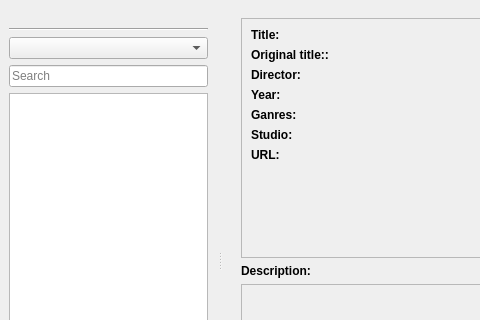
LibertaSoft/DatabaseAnime, file mainwindow.ui: the form before one commit; both pictures show x 0 to 480 and y 0 to 320 of the 875 by 519 pixel window.
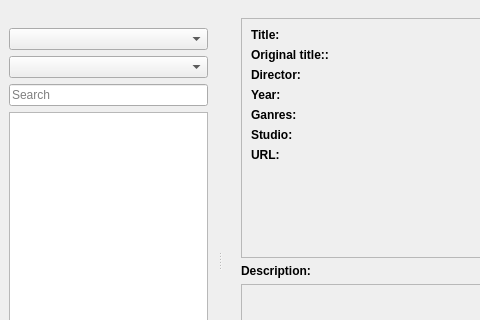
The form after the commit. The open tabs and pages were chosen to show the change. Icons and pictures are not drawn.

The edit to the form file:
```diff
--- a/mainwindow.ui
+++ b/mainwindow.ui
@@ -797,7 +797,7 @@
    <property name="minimumSize">
     <size>
      <width>140</width>
-     <height>257</height>
+     <height>292</height>
     </size>
    </property>
    <property name="maximumSize">
@@ -829,22 +829,12 @@
    </attribute>
    <widget class="QWidget" name="dockWidgetContents">
     <layout class="QVBoxLayout" name="verticalLayout">
-     <item>
-      <layout class="QVBoxLayout" name="VLay_SectionSwapBtns"/>
-     </item>
-     <item>
-      <widget class="Line" name="line">
-       <property name="orientation">
-        <enum>Qt::Horizontal</enum>
-       </property>
-      </widget>
-     </item>
-     <item>
-      <layout class="QVBoxLayout" name="VLay_sectionOption"/>
-     </item>
      <item>
       <widget class="QComboBox" name="CB_Section"/>
      </item>
+     <item>
+      <widget class="QComboBox" name="CB_Filter"/>
+     </item>
      <item>
       <widget class="QLineEdit" name="lineEdit_Search">
        <property name="text">
```
Left out of the diff: 7 changed lines with no effect on the pictures.
